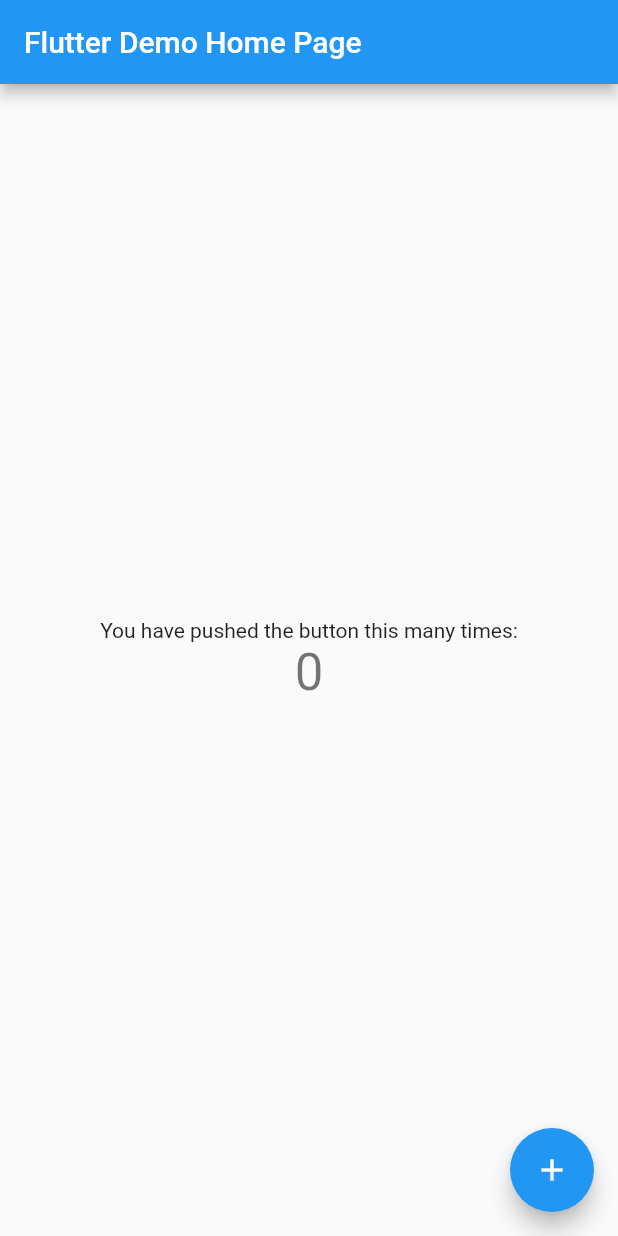
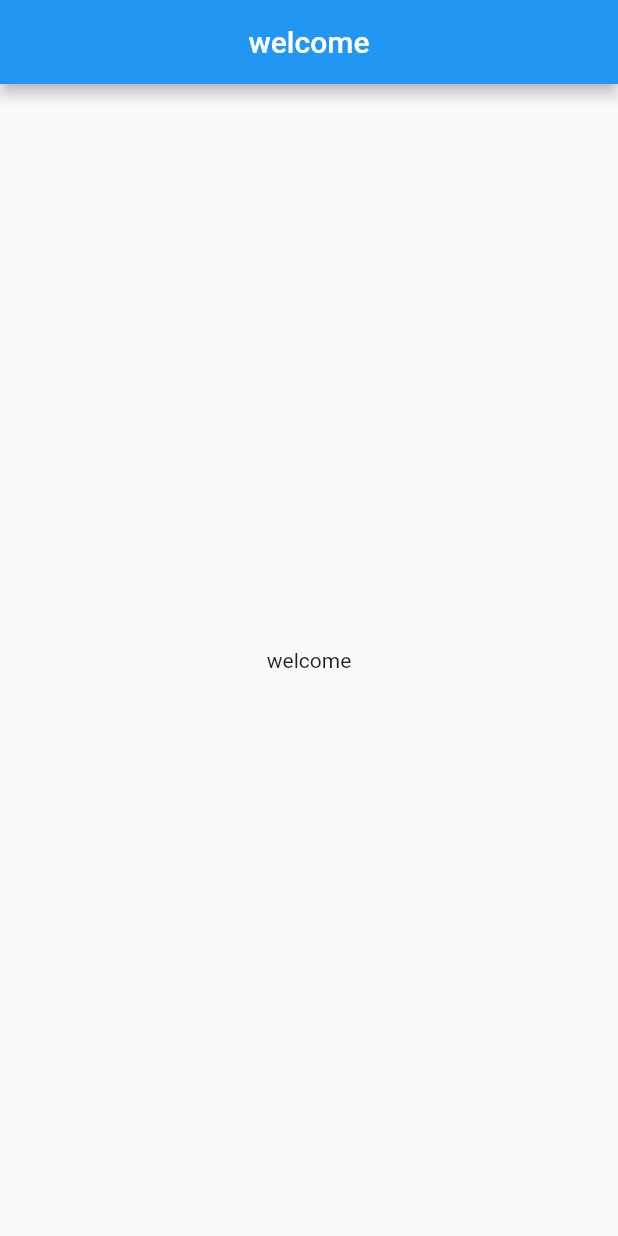
Before and after one commit to LuckyCode1992/flutter_watcher, a Flutter app: the screen it shows after launch, on a phone screen of 412 x 824 dp. Run offline on Flutter 3.47's test engine with Material 2 defaults, Android fonts, the phone set to English and light mode, and no system bars.

Commit message:
watcher flutter 基础结构和初始化界面

```diff
--- a/watcher_app/lib/main.dart
+++ b/watcher_app/lib/main.dart
@@ -1,4 +1,5 @@
 import 'package:flutter/material.dart';
+import 'package:watcherapp/pages/welcome/welcome.dart';
 
 void main() => runApp(MyApp());
 
@@ -7,105 +8,12 @@ class MyApp extends StatelessWidget {
   @override
   Widget build(BuildContext context) {
     return MaterialApp(
+      debugShowCheckedModeBanner: false,
       title: 'Flutter Demo',
       theme: ThemeData(
-        // This is the theme of your application.
-        //
-        // Try running your application with "flutter run". You'll see the
-        // application has a blue toolbar. Then, without quitting the app, try
-        // changing the primarySwatch below to Colors.green and then invoke
-        // "hot reload" (press "r" in the console where you ran "flutter run",
-        // or simply save your changes to "hot reload" in a Flutter IDE).
-        // Notice that the counter didn't reset back to zero; the application
-        // is not restarted.
         primarySwatch: Colors.blue,
       ),
-      home: MyHomePage(title: 'Flutter Demo Home Page'),
+      home: WelcomePage(),
     );
   }
 }
-
-class MyHomePage extends StatefulWidget {
-  MyHomePage({Key key, this.title}) : super(key: key);
-
-  // This widget is the home page of your application. It is stateful, meaning
-  // that it has a State object (defined below) that contains fields that affect
-  // how it looks.
-
-  // This class is the configuration for the state. It holds the values (in this
-  // case the title) provided by the parent (in this case the App widget) and
-  // used by the build method of the State. Fields in a Widget subclass are
-  // always marked "final".
-
-  final String title;
-
-  @override
-  _MyHomePageState createState() => _MyHomePageState();
-}
-
-class _MyHomePageState extends State<MyHomePage> {
-  int _counter = 0;
-
-  void _incrementCounter() {
-    setState(() {
-      // This call to setState tells the Flutter framework that something has
-      // changed in this State, which causes it to rerun the build method below
-      // so that the display can reflect the updated values. If we changed
-      // _counter without calling setState(), then the build method would not be
-      // called again, and so nothing would appear to happen.
-      _counter++;
-    });
-  }
-
-  @override
-  Widget build(BuildContext context) {
-    // This method is rerun every time setState is called, for instance as done
-    // by the _incrementCounter method above.
-    //
-    // The Flutter framework has been optimized to make rerunning build methods
-    // fast, so that you can just rebuild anything that needs updating rather
-    // than having to individually change instances of widgets.
-    return Scaffold(
-      appBar: AppBar(
-        // Here we take the value from the MyHomePage object that was created by
-        // the App.build method, and use it to set our appbar title.
-        title: Text(widget.title),
-      ),
-      body: Center(
-        // Center is a layout widget. It takes a single child and positions it
-        // in the middle of the parent.
-        child: Column(
-          // Column is also a layout widget. It takes a list of children and
-          // arranges them vertically. By default, it sizes itself to fit its
-          // children horizontally, and tries to be as tall as its parent.
-          //
-          // Invoke "debug painting" (press "p" in the console, choose the
-          // "Toggle Debug Paint" action from the Flutter Inspector in Android
-          // Studio, or the "Toggle Debug Paint" command in Visual Studio Code)
-          // to see the wireframe for each widget.
-          //
-          // Column has various properties to control how it sizes itself and
-          // how it positions its children. Here we use mainAxisAlignment to
-          // center the children vertically; the main axis here is the vertical
-          // axis because Columns are vertical (the cross axis would be
-          // horizontal).
-          mainAxisAlignment: MainAxisAlignment.center,
-          children: <Widget>[
-            Text(
-              'You have pushed the button this many times:',
-            ),
-            Text(
-              '$_counter',
-              style: Theme.of(context).textTheme.display1,
-            ),
-          ],
-        ),
-      ),
-      floatingActionButton: FloatingActionButton(
-        onPressed: _incrementCounter,
-        tooltip: 'Increment',
-        child: Icon(Icons.add),
-      ), // This trailing comma makes auto-formatting nicer for build methods.
-    );
-  }
-}
--- /dev/null
+++ b/watcher_app/lib/pages/welcome/welcome.dart
@@ -0,0 +1,19 @@
+import 'package:flutter/material.dart';
+
+class WelcomePage extends StatefulWidget {
+  @override
+  _WelcomePageState createState() => _WelcomePageState();
+}
+
+class _WelcomePageState extends State<WelcomePage> {
+  @override
+  Widget build(BuildContext context) {
+    return Scaffold(
+      appBar: AppBar(title: Text('welcome'),centerTitle: true,),
+      body: Center(
+        child: Text('welcome'),
+      ),
+
+    );
+  }
+}
```
